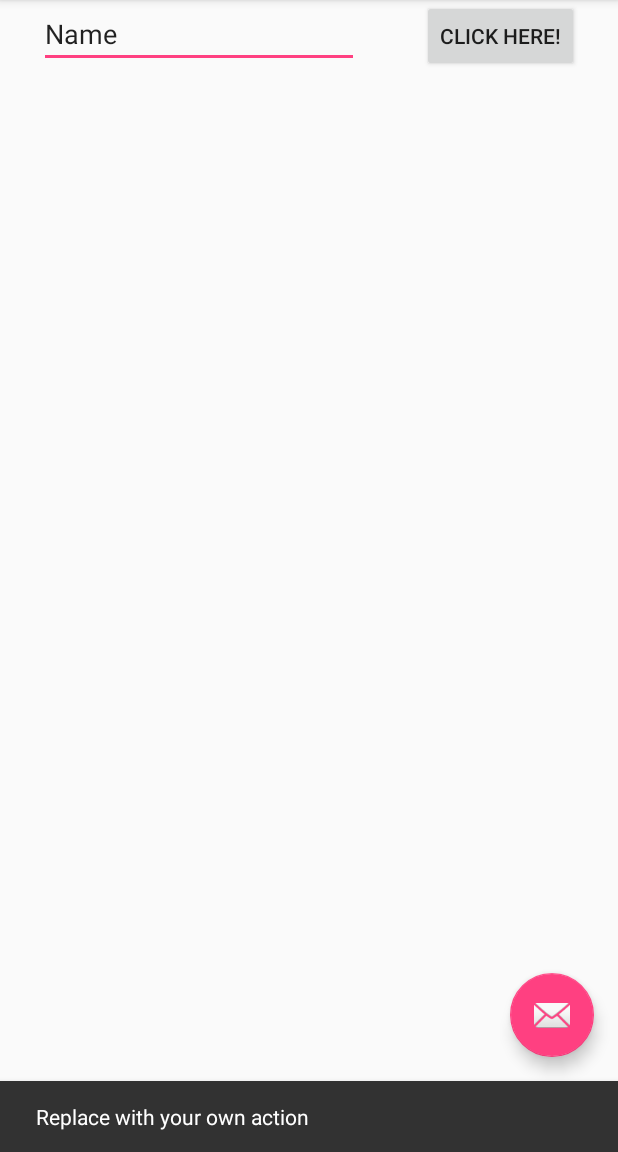
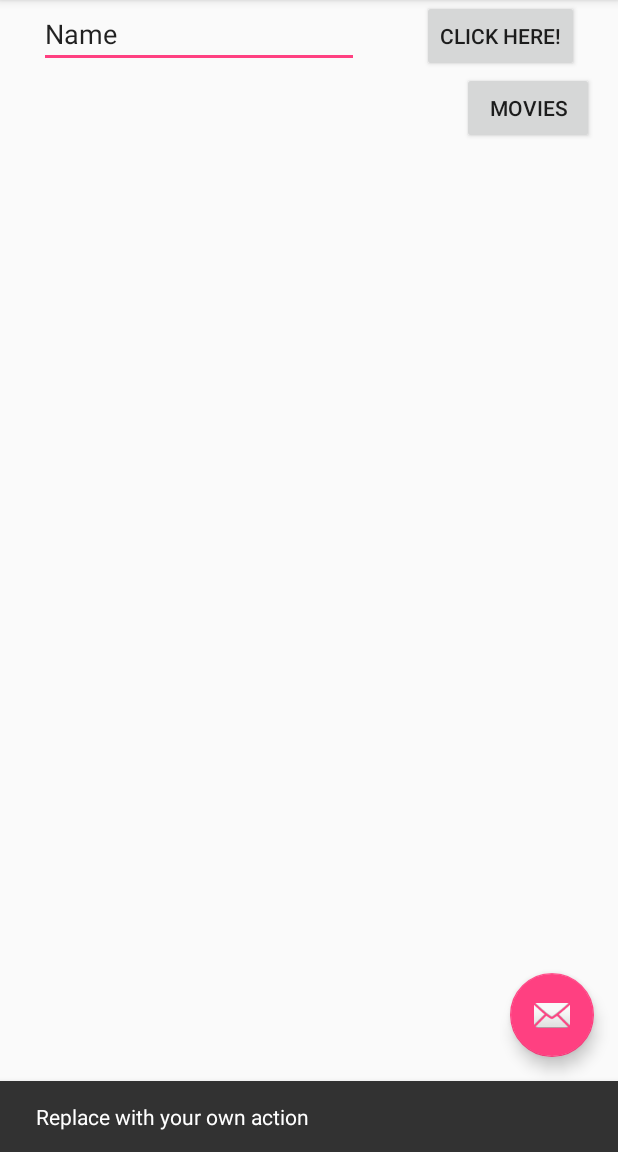
Before and after one commit to jpayan/MobileDev, an Android app: the screen it shows after launch (MainActivity), after a tap on an icon or button, on a phone screen of 412 x 824 dp, the part 84-1236 px from its top. Run offline under Robolectric (Android 15) with nearby library versions, the phone set to English and light mode, and no system bars.

Commit message:
Added Movie List View Activity

```diff
--- a/Actividad1/app/src/main/AndroidManifest.xml
+++ b/Actividad1/app/src/main/AndroidManifest.xml
@@ -19,7 +19,8 @@
                 <category android:name="android.intent.category.LAUNCHER" />
             </intent-filter>
         </activity>
-        <activity android:name=".Main2Activity"></activity>
+        <activity android:name=".SecondActivity" />
+        <activity android:name=".MovieListActivity"></activity>
     </application>
 
 </manifest>
--- a/Actividad1/app/src/main/java/mx/cetys/jorgepayan/actividad1/MainActivity.java
+++ b/Actividad1/app/src/main/java/mx/cetys/jorgepayan/actividad1/MainActivity.java
@@ -11,10 +11,16 @@ import android.view.Menu;
 import android.view.MenuItem;
 import android.widget.Button;
 import android.widget.EditText;
+import android.widget.TextView;
+
+import org.w3c.dom.Text;
+
+import java.util.ArrayList;
 //import android.widget.Toast;
 
 public class MainActivity extends AppCompatActivity {
     public final static String EXTRA_KEY="Messaje";
+
     @Override
     protected void onCreate(Bundle savedInstanceState) {
         super.onCreate(savedInstanceState);
@@ -22,8 +28,9 @@ public class MainActivity extends AppCompatActivity {
 
         Toolbar toolbar = (Toolbar) findViewById(R.id.toolbar);
 
-        Button button_click = (Button) findViewById(R.id.button_Click);
-        final EditText text_name = (EditText) findViewById(R.id.text_Name);
+        Button button_click = (Button) findViewById(R.id.button_click);
+        Button button_movieList = (Button) findViewById(R.id.button_movieListView);
+        final EditText text_name = (EditText) findViewById(R.id.text_name);
 
         setSupportActionBar(toolbar);
 
@@ -40,12 +47,18 @@ public class MainActivity extends AppCompatActivity {
         button_click.setOnClickListener(new View.OnClickListener() {
             @Override
             public void onClick(View view) {
-//                Toast.makeText(getApplicationContext(),text_name.getText().toString(),Toast.LENGTH_LONG).show();
-//                Snackbar.make(view, text_name.getText().toString(), Snackbar.LENGTH_LONG)
-//                        .setAction("Action", null).show();
-                Intent intent = new Intent(getApplicationContext(), Main2Activity.class);
+                Intent intent = new Intent(getApplicationContext(), SecondActivity.class);
                 String message = text_name.getText().toString();
                 intent.putExtra(EXTRA_KEY,message);
+                startActivity(intent);
+            }
+        });
+
+        button_movieList.setOnClickListener(new View.OnClickListener() {
+            @Override
+            public void onClick(View view) {
+                Intent intent = new Intent(getApplicationContext(), MovieListActivity.class);
+                intent.putExtra(EXTRA_KEY, "message");
                 startActivity(intent);
             }
         });
--- a/Actividad1/app/src/main/java/mx/cetys/jorgepayan/actividad1/Main2Activity.java
+++ b/Actividad1/app/src/main/java/mx/cetys/jorgepayan/actividad1/SecondActivity.java
@@ -7,14 +7,14 @@ import android.view.View;
 import android.widget.Button;
 import android.widget.TextView;
 
-public class Main2Activity extends AppCompatActivity {
+public class SecondActivity extends AppCompatActivity {
     TextView text_view_messageReceived;
     Button button_goBack;
 
     @Override
     protected void onCreate(Bundle savedInstanceState) {
         super.onCreate(savedInstanceState);
-        setContentView(R.layout.activity_main2);
+        setContentView(R.layout.second_activity);
 
         text_view_messageReceived = (TextView) findViewById(R.id.text_view_showFromTextName);
         button_goBack = (Button) findViewById(R.id.button_GoToMain);
--- /dev/null
+++ b/Actividad1/app/src/main/res/layout/activity_movie_list.xml
@@ -0,0 +1,6 @@
+<?xml version="1.0" encoding="utf-8"?>
+<ListView xmlns:android="http://schemas.android.com/apk/res/android"
+    xmlns:tools="http://schemas.android.com/tools"
+    android:id="@+id/list_view_movieList"
+    android:layout_width="match_parent"
+    android:layout_height="match_parent"/>
--- a/Actividad1/app/src/main/res/layout/content_main.xml
+++ b/Actividad1/app/src/main/res/layout/content_main.xml
@@ -10,7 +10,7 @@
     tools:context="mx.cetys.jorgepayan.actividad1.MainActivity">
 
     <EditText
-        android:id="@+id/text_Name"
+        android:id="@+id/text_name"
         android:layout_width="wrap_content"
         android:layout_height="wrap_content"
         android:ems="10"
@@ -19,19 +19,32 @@
         android:text="Name"
         app:layout_constraintLeft_toLeftOf="parent"
         app:layout_constraintTop_toTopOf="parent"
-        app:layout_constraintRight_toLeftOf="@+id/button_Click"
+        app:layout_constraintRight_toLeftOf="@+id/button_click"
         android:layout_marginLeft="16dp"
         android:layout_marginRight="16dp" />
 
     <Button
-        android:id="@+id/button_Click"
+        android:id="@+id/button_click"
         android:layout_width="wrap_content"
         android:layout_height="wrap_content"
         android:text="@string/button_Click"
-        app:layout_constraintBaseline_toBaselineOf="@+id/text_Name"
-        app:layout_constraintLeft_toRightOf="@+id/text_Name"
+        app:layout_constraintBaseline_toBaselineOf="@+id/text_name"
+        app:layout_constraintLeft_toRightOf="@+id/text_name"
         app:layout_constraintRight_toRightOf="parent"
         android:layout_marginLeft="16dp"
         android:layout_marginRight="16dp" />
 
+    <Button
+        android:id="@+id/button_movieListView"
+        android:layout_width="wrap_content"
+        android:layout_height="wrap_content"
+        android:text="Movies"
+        app:layout_constraintTop_toBottomOf="@+id/button_click"
+        app:layout_constraintLeft_toRightOf="@+id/button_click"
+        app:layout_constraintRight_toRightOf="parent"
+        android:layout_marginLeft="16dp"
+        android:layout_marginRight="16dp"
+        app:layout_constraintHorizontal_bias="1.0"
+        tools:layout_editor_absoluteY="71dp" />
+
 </android.support.constraint.ConstraintLayout>
--- a/Actividad1/app/src/main/res/layout/activity_main2.xml
+++ b/Actividad1/app/src/main/res/layout/second_activity.xml
@@ -4,7 +4,7 @@
     xmlns:tools="http://schemas.android.com/tools"
     android:layout_width="match_parent"
     android:layout_height="match_parent"
-    tools:context="mx.cetys.jorgepayan.actividad1.Main2Activity">
+    tools:context="mx.cetys.jorgepayan.actividad1.SecondActivity">
 
     <TextView
         android:id="@+id/text_view_showFromTextName"
```
Also changed, not shown: Actividad1/app/src/main/java/mx/cetys/jorgepayan/actividad1/Movie.java (added, +63 -0 lines), Actividad1/app/src/main/java/mx/cetys/jorgepayan/actividad1/MovieAdapter.java (added, +40 -0 lines), Actividad1/app/src/main/java/mx/cetys/jorgepayan/actividad1/MovieListActivity.java (added, +49 -0 lines), Actividad1/app/src/main/res/layout/movie_row.xml (added, +37 -0 lines).
